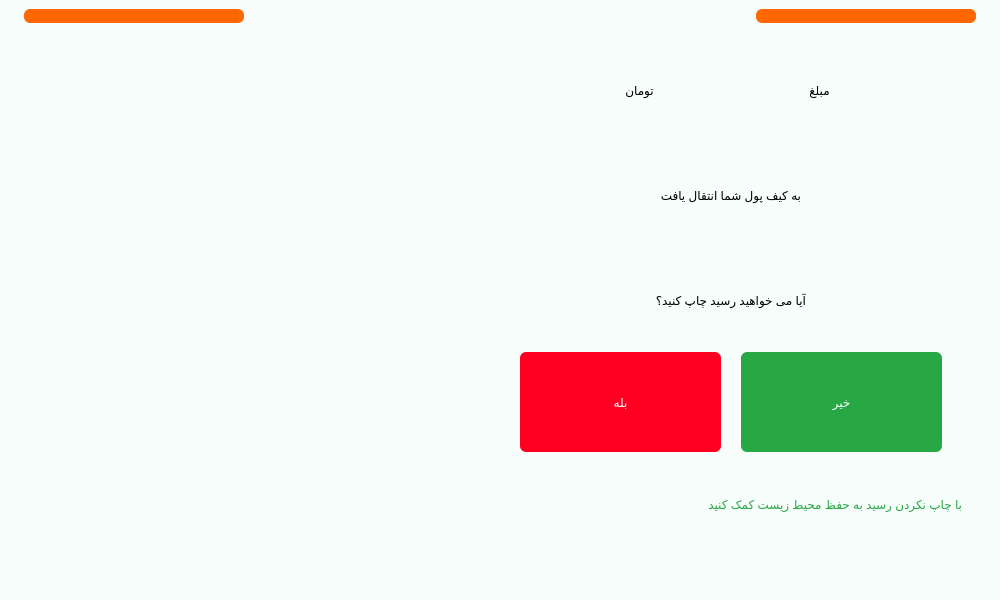
Before: the Qt Designer form main.ui in Farazist/raspberrypi-app, drawn with Qt 5.
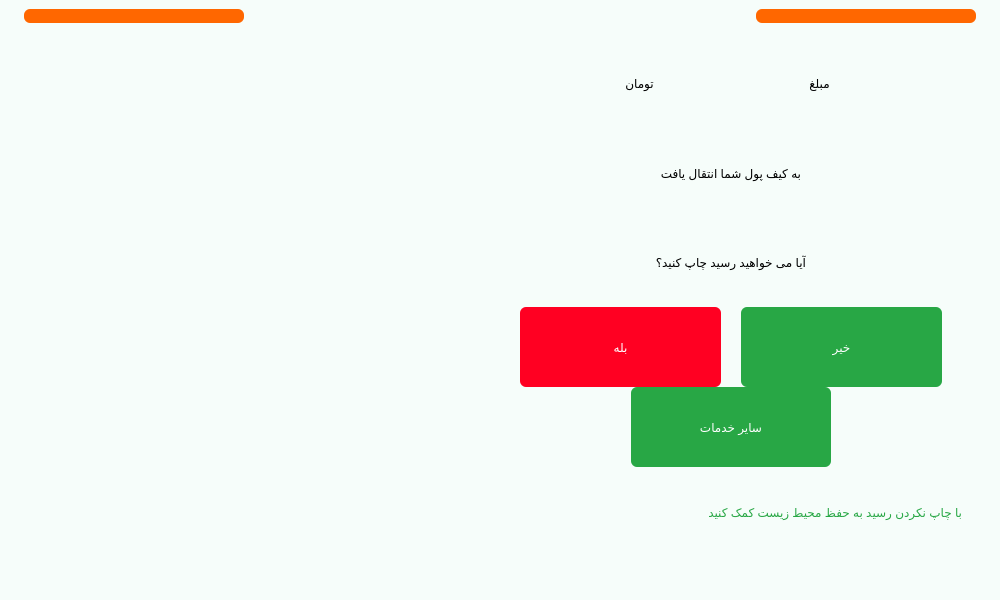
After: the same form once the commit is applied. The open tabs and pages were chosen to show the change. Icons and pictures are not drawn.

Commit message: add btn_other_services_after_delivery to page afterDelivery to redirect the user to the stackWalletServices

What changed in the file:
```diff
--- a/main.ui
+++ b/main.ui
@@ -3244,6 +3244,12 @@
        </layout>
       </widget>
       <widget class="QWidget" name="pageAfterDelivery">
+       <property name="minimumSize">
+        <size>
+         <width>200</width>
+         <height>80</height>
+        </size>
+       </property>
        <layout class="QHBoxLayout" name="horizontalLayout_10">
         <property name="spacing">
          <number>0</number>
@@ -3348,7 +3354,7 @@
               <property name="minimumSize">
                <size>
                 <width>0</width>
-                <height>100</height>
+                <height>80</height>
                </size>
               </property>
               <property name="styleSheet">
@@ -3376,7 +3382,7 @@
               <property name="minimumSize">
                <size>
                 <width>0</width>
-                <height>100</height>
+                <height>80</height>
                </size>
               </property>
               <property name="styleSheet">
@@ -3401,6 +3407,35 @@
             </item>
            </layout>
           </item>
+          <item alignment="Qt::AlignHCenter">
+           <widget class="QPushButton" name="btn_other_services_after_delivery">
+            <property name="minimumSize">
+             <size>
+              <width>200</width>
+              <height>80</height>
+             </size>
+            </property>
+            <property name="styleSheet">
+             <string notr="true">QPushButton{
+background-color: #28a745;
+color: rgb(255, 255, 255);
+font: 24pt &quot;IRANSans&quot;;
+padding-left: 10px; 
+padding-right: 10px; 
+border: none; 
+border-radius: 6px;
+outline-style: none;
+}
+QPushButton:pressed {
+background-color: #145222;
+border-style: inset;
+}</string>
+            </property>
+            <property name="text">
+             <string>سایر خدمات</string>
+            </property>
+           </widget>
+          </item>
           <item>
            <widget class="QLabel" name="label_5">
             <property name="styleSheet">
```
Left out of the diff: 4 changed lines with no effect on the pictures. The commit also changes 2 other files.
